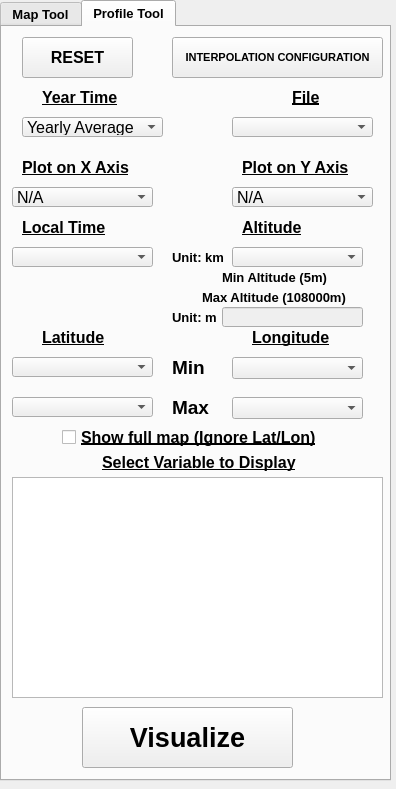
Qt form mcd_visualizer_dockwidget_base_profiles.ui (davidsr21/mcd_visualizer) before a commit.
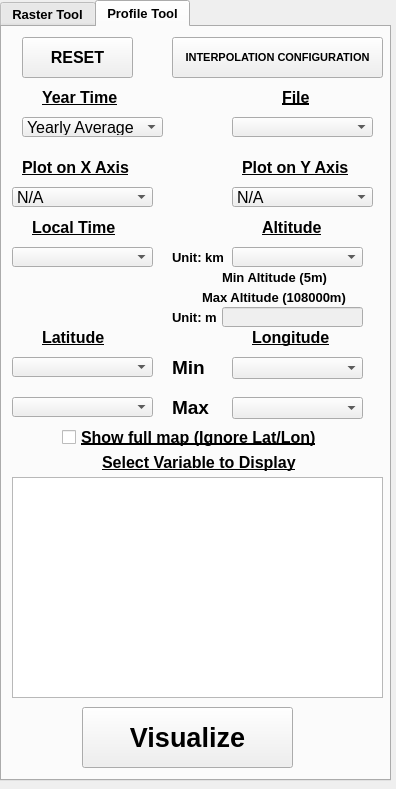
The same form after that commit.

Commit message: Minor stability changes added to the tool

Diff of the .ui file:
```diff
--- a/mcd_visualizer_dockwidget_base_profiles.ui
+++ b/mcd_visualizer_dockwidget_base_profiles.ui
@@ -56,7 +56,7 @@
     </property>
     <widget class="QWidget" name="Map_Tool">
      <attribute name="title">
-      <string>Map Tool</string>
+      <string>Raster Tool</string>
      </attribute>
      <widget class="QPushButton" name="Push_Reset">
       <property name="geometry">
@@ -721,7 +721,7 @@
      <widget class="QLabel" name="Label_Archivo_2">
       <property name="geometry">
        <rect>
-        <x>290</x>
+        <x>280</x>
         <y>60</y>
         <width>81</width>
         <height>20</height>
@@ -947,7 +947,7 @@
      <widget class="QLabel" name="Label_Hora_Local_2">
       <property name="geometry">
        <rect>
-        <x>20</x>
+        <x>30</x>
         <y>190</y>
         <width>111</width>
         <height>21</height>
@@ -991,7 +991,7 @@
      <widget class="QLabel" name="Label_Altitud_14">
       <property name="geometry">
        <rect>
-        <x>240</x>
+        <x>260</x>
         <y>190</y>
         <width>71</width>
         <height>21</height>
```
Left out of the diff: 6 changed lines with no effect on the pictures. The commit also changes 2 other files.
